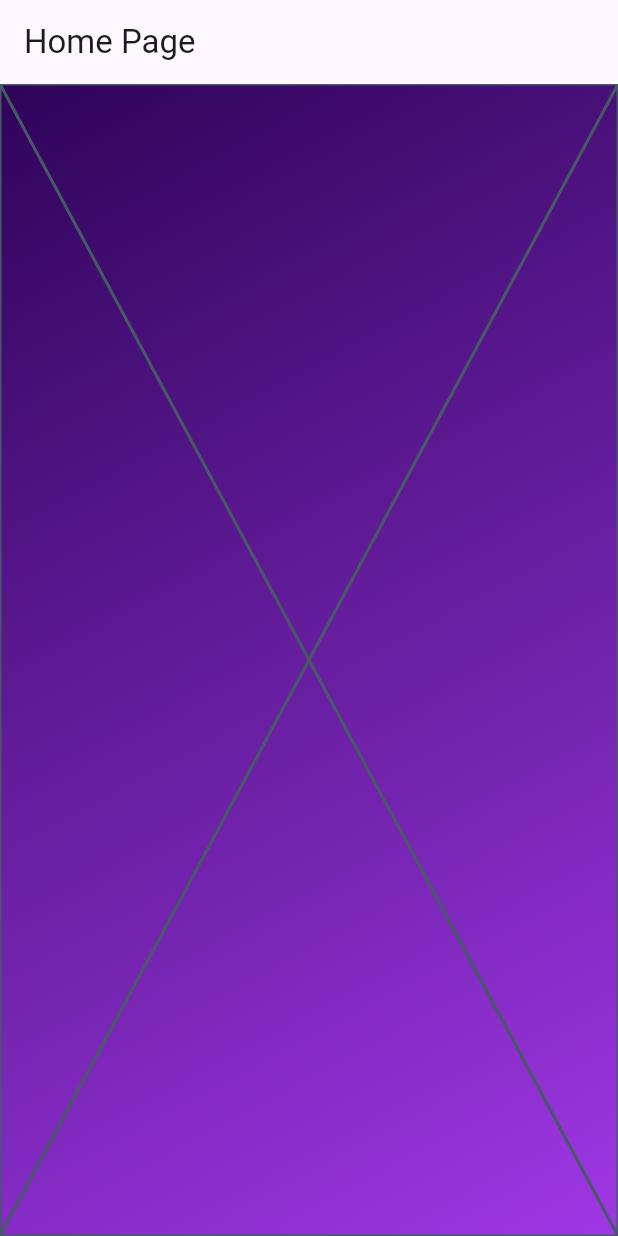
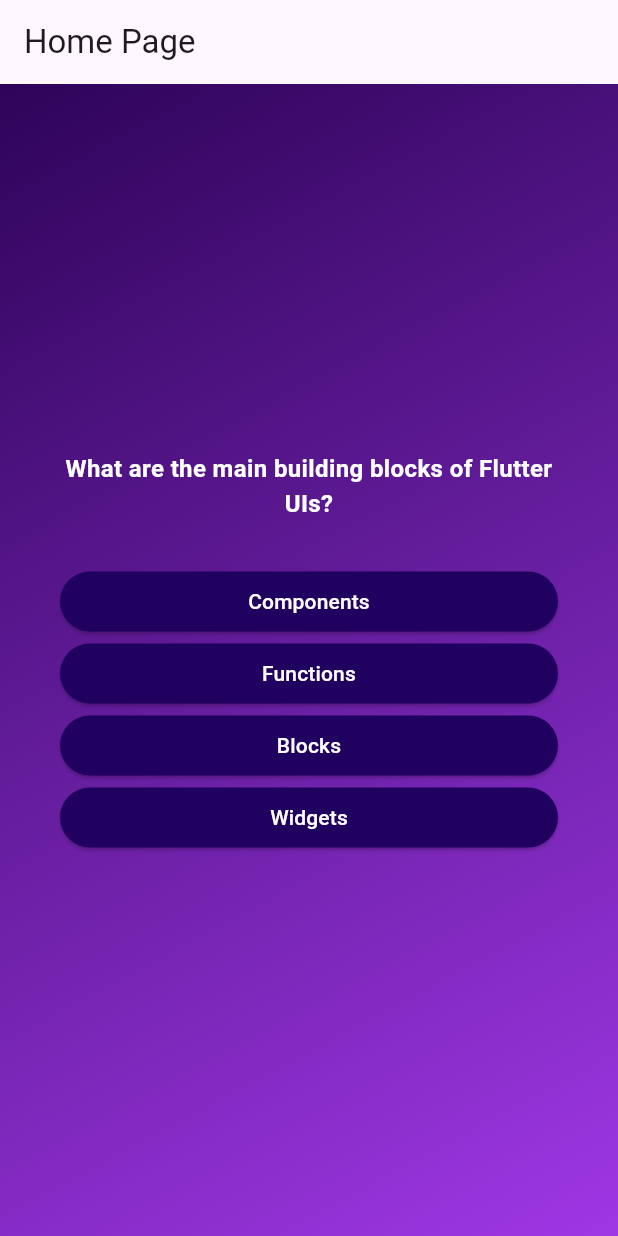
Before and after one commit to emagnu/quiz_app, a Flutter app: the screen it shows after launch, after a tap on "Start Quiz", on a phone screen of 412 x 824 dp. Run offline on Flutter 3.47's test engine with Material 3 defaults, Android fonts, the phone set to English and light mode, and no system bars; missing offline and left inert: dart:ffi.

Commit message:
74. More on Button Styling

```diff
--- a/lib/data/questions.dart
+++ b/lib/data/questions.dart
@@ -1,60 +1,63 @@
-//  //
-//  //
+//
+//
 //  Import LIBRARIES
 //  Import  FILES
+import '../models/quiz_question.dart';
 //  PARTS
 //  PROVIDERS
 
-// const questions = [
-//   QuizQuestion(
-//     'What are the main building blocks of Flutter UIs?',
-//     [
-//       'Widgets',
-//       'Components',
-//       'Blocks',
-//       'Functions',
-//     ],
-//   ),
-//   QuizQuestion('How are Flutter UIs built?', [
-//     'By combining widgets in code',
-//     'By combining widgets in a visual editor',
-//     'By defining widgets in config files',
-//     'By using XCode for iOS and Android Studio for Android',
-//   ]),
-//   QuizQuestion(
-//     'What\'s the purpose of a StatefulWidget?',
-//     [
-//       'Update UI as data changes',
-//       'Update data as UI changes',
-//       'Ignore data changes',
-//       'Render UI that does not depend on data',
-//     ],
-//   ),
-//   QuizQuestion(
-//     'Which widget should you try to use more often: StatelessWidget or StatefulWidget?',
-//     [
-//       'StatelessWidget',
-//       'StatefulWidget',
-//       'Both are equally good',
-//       'None of the above',
-//     ],
-//   ),
-//   QuizQuestion(
-//     'What happens if you change data in a StatelessWidget?',
-//     [
-//       'The UI is not updated',
-//       'The UI is updated',
-//       'The closest StatefulWidget is updated',
-//       'Any nested StatefulWidgets are updated',
-//     ],
-//   ),
-//   QuizQuestion(
-//     'How should you update data inside of StatefulWidgets?',
-//     [
-//       'By calling setState()',
-//       'By calling updateData()',
-//       'By calling updateUI()',
-//       'By calling updateState()',
-//     ],
-//   ),
-// ];
+//
+
+const questions = [
+  QuizQuestion(
+    'What are the main building blocks of Flutter UIs?',
+    [
+      'Widgets',
+      'Components',
+      'Blocks',
+      'Functions',
+    ],
+  ),
+  QuizQuestion('How are Flutter UIs built?', [
+    'By combining widgets in code',
+    'By combining widgets in a visual editor',
+    'By defining widgets in config files',
+    'By using XCode for iOS and Android Studio for Android',
+  ]),
+  QuizQuestion(
+    'What\'s the purpose of a StatefulWidget?',
+    [
+      'Update UI as data changes',
+      'Update data as UI changes',
+      'Ignore data changes',
+      'Render UI that does not depend on data',
+    ],
+  ),
+  QuizQuestion(
+    'Which widget should you try to use more often: StatelessWidget or StatefulWidget?',
+    [
+      'StatelessWidget',
+      'StatefulWidget',
+      'Both are equally good',
+      'None of the above',
+    ],
+  ),
+  QuizQuestion(
+    'What happens if you change data in a StatelessWidget?',
+    [
+      'The UI is not updated',
+      'The UI is updated',
+      'The closest StatefulWidget is updated',
+      'Any nested StatefulWidgets are updated',
+    ],
+  ),
+  QuizQuestion(
+    'How should you update data inside of StatefulWidgets?',
+    [
+      'By calling setState()',
+      'By calling updateData()',
+      'By calling updateUI()',
+      'By calling updateState()',
+    ],
+  ),
+];
--- /dev/null
+++ b/lib/models/quiz_question.dart
@@ -0,0 +1,17 @@
+// //
+//
+class QuizQuestion {
+  final String text;
+  final List<String> answers;
+
+  const QuizQuestion(
+    this.text,
+    this.answers,
+  );
+
+  List<String> getShuffledAnswers() {
+    final shuffledList = List.of(answers);
+    shuffledList.shuffle();
+    return shuffledList;
+  }
+}
--- a/lib/pages/home_page.dart
+++ b/lib/pages/home_page.dart
@@ -18,22 +18,39 @@ class HomePage extends StatefulWidget {
 
 class _HomePageState extends State<HomePage> {
   // Widget activeScreen = const StartPage(switchScreen);
-  Widget? activeScreen;
+  // Widget? activeScreen;
+  String? activeScreen = 'start-screen';
 
-  @override
-  void initState() {
-    activeScreen = StartPage(switchScreen);
-    super.initState();
-  }
+  // @override
+  // void initState() {
+  //   activeScreen = StartPage(switchScreen);
+  //   super.initState();
+  // }
+
+  // void switchScreen() {
+  //   setState(() {
+  //     activeScreen = const QuestionScreen();
+  //   });
+  // }
 
   void switchScreen() {
     setState(() {
-      activeScreen = const QuestionScreen();
+      activeScreen = 'question-screen';
     });
   }
 
   @override
   Widget build(BuildContext context) {
+    // Widget screenWidget = StartPage(switchScreen);
+    // Widget screenWidget = StartPage(switchScreen);
+    // final Widget screenWidget = activeScreen == 'start-screen'
+    //     ? StartPage(switchScreen)
+    //     : const QuestionScreen();
+    Widget screenWidget = StartPage(switchScreen);
+    if (activeScreen == 'question-screen') {
+      screenWidget = const QuestionScreen();
+    }
+
     return Scaffold(
       appBar: AppBar(
         title: const Text('Home Page'),
@@ -50,7 +67,11 @@ class _HomePageState extends State<HomePage> {
           ),
         ),
         // child: const StartPage(),
-        child: activeScreen,
+        // child: activeScreen,
+        // child: activeScreen == 'start-screen'
+        //     ? StartPage(switchScreen)
+        //     : const QuestionScreen(),
+        child: screenWidget,
       ),
     );
   }
--- a/lib/pages/question_screen.dart
+++ b/lib/pages/question_screen.dart
@@ -1,8 +1,11 @@
 //  //
 //  Import LIBRARIES
+import 'dart:ffi';
+
 import 'package:flutter/material.dart';
-import 'package:flutter/widgets.dart';
 //  Import  FILES
+import '../data/questions.dart';
+import '../widgets/answer_button.dart';
 //  PARTS
 //  PROVIDERS
 
@@ -16,8 +19,63 @@ class QuestionScreen extends StatefulWidget {
 }
 
 class _QuestionScreenState extends State<QuestionScreen> {
+  int currentQuestionIndex = 0;
+
+  void answerQuestion() {
+    setState(() {
+      // currentQuestionIndex = currentQuestionIndex + 1;
+      // currentQuestionIndex += 1;
+      currentQuestionIndex++;
+    });
+  }
+
   @override
   Widget build(BuildContext context) {
-    return const Placeholder();
+    // final currentQuestion = questions[0];
+    final currentQuestion = questions[currentQuestionIndex];
+
+    return SizedBox(
+      width: double.infinity,
+      child: Container(
+        margin: const EdgeInsets.all(40.0),
+        child: Column(
+          mainAxisAlignment: MainAxisAlignment.center,
+          crossAxisAlignment: CrossAxisAlignment.stretch,
+          children: <Widget>[
+            Text(
+              // 'The question ....',
+              currentQuestion.text,
+              style: const TextStyle(
+                  color: Colors.white,
+                  fontSize: 16.0,
+                  fontWeight: FontWeight.bold),
+              textAlign: TextAlign.center,
+            ),
+            const SizedBox(height: 30.0),
+            ...currentQuestion.getShuffledAnswers().map(
+                  (answer) => AnswerButton(
+                    aswerText: answer,
+                    onTap: answerQuestion,
+                  ),
+                ),
+            const SizedBox(height: 10.0),
+            // AnswerButton(
+            //   aswerText: currentQuestion.answers[1],
+            //   onTap: () {},
+            // ),
+            // const SizedBox(height: 10.0),
+            // AnswerButton(
+            //   aswerText: currentQuestion.answers[2],
+            //   onTap: () {},
+            // ),
+            // const SizedBox(height: 10.0),
+            // AnswerButton(
+            //   aswerText: currentQuestion.answers[3],
+            //   onTap: () {},
+            // ),
+          ],
+        ),
+      ),
+    );
   }
 }
--- /dev/null
+++ b/lib/widgets/answer_button.dart
@@ -0,0 +1,37 @@
+//  //
+//  Import LIBRARIES
+import 'package:flutter/material.dart';
+//  Import  FILES
+// import 'question_screen.dart';
+//  PARTS
+//  PROVIDERS
+
+//
+
+class AnswerButton extends StatelessWidget {
+  final String aswerText;
+  final void Function() onTap;
+
+  const AnswerButton({super.key, required this.aswerText, required this.onTap});
+
+  @override
+  Widget build(BuildContext context) {
+    return ElevatedButton(
+      onPressed: onTap,
+      style: ElevatedButton.styleFrom(
+          padding: const EdgeInsets.symmetric(
+            vertical: 10.0,
+            horizontal: 40.0,
+          ),
+          shape: RoundedRectangleBorder(
+            borderRadius: BorderRadius.circular(40.0),
+          ),
+          backgroundColor: const Color.fromARGB(255, 33, 1, 95),
+          foregroundColor: Colors.white),
+      child: Text(
+        aswerText,
+        textAlign: TextAlign.center,
+      ),
+    );
+  }
+}
```
